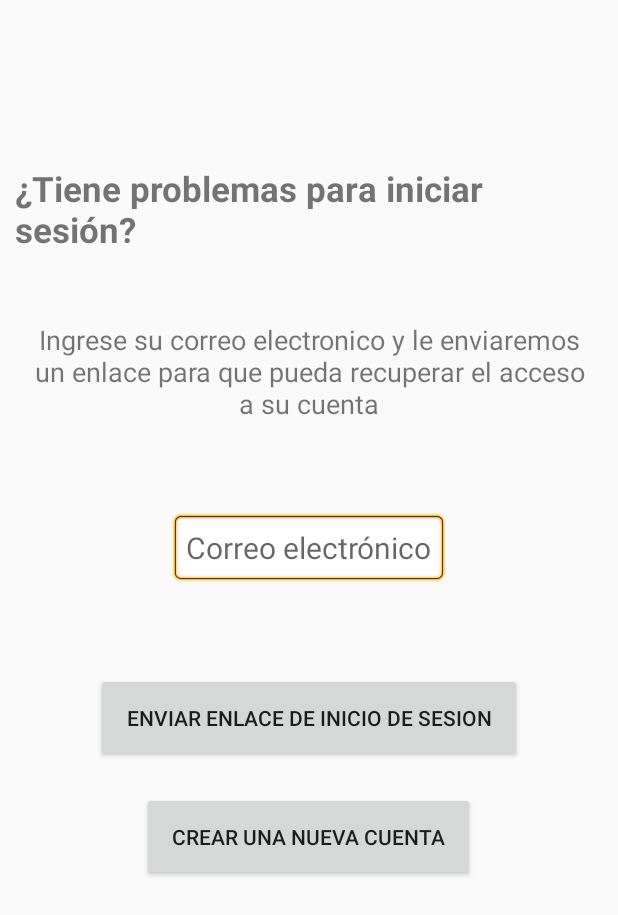
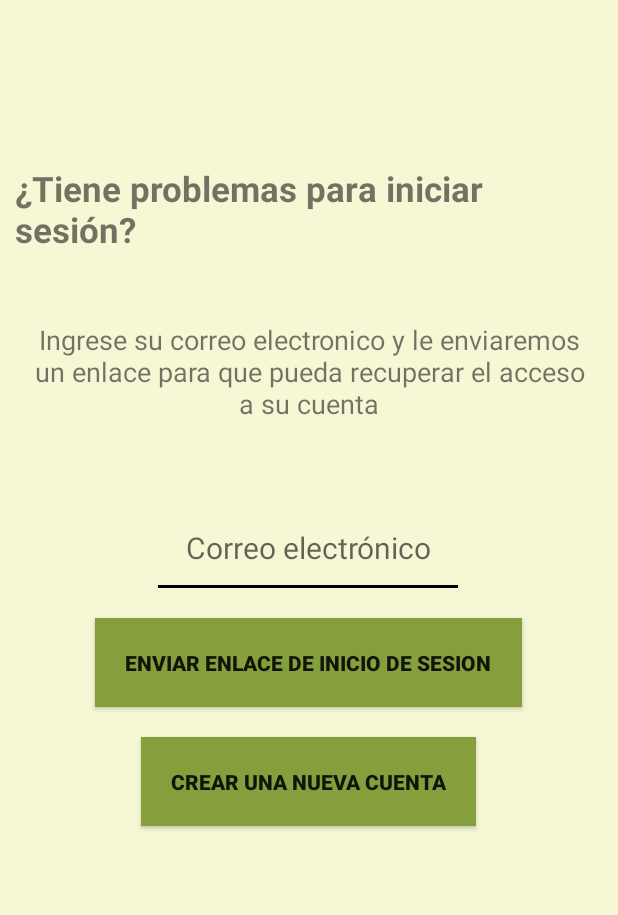
Before and after one commit to Mauricitoxx/Grupo-12-Aplicaciones-Moviles-2025, an Android app built with Jetpack Compose: the screen it shows after launch (OlvidarContraseniaActivity), after a tap on "¿Olvidaste tu contraseña?", on a phone screen of 412 x 824 dp. Shown: the top 915 px of the screen. Run offline under Robolectric (Android 15) with nearby library versions, the phone set to English and light mode, and no system bars; 1 other tap on this screen came first.

Commit message:
hola mundov23

```diff
--- a/app/src/main/java/com/example/myapplication/MainActivity.kt
+++ b/app/src/main/java/com/example/myapplication/MainActivity.kt
@@ -7,7 +7,6 @@ import android.annotation.SuppressLint
 import androidx.appcompat.app.AppCompatActivity
 import androidx.appcompat.app.AlertDialog
 import androidx.core.content.ContextCompat
-import android.view.Gravity
 
 
 class MainActivity : AppCompatActivity() {
@@ -30,8 +29,8 @@ class MainActivity : AppCompatActivity() {
 
 
         fun resaltarSeleccionPlataforma() {
-            AndroidButton.setBackgroundColor(ContextCompat.getColor(this, if (plataformaSeleccionada == "Android") R.color.teal_200 else android.R.color.darker_gray))
-            IOSButton.setBackgroundColor(ContextCompat.getColor(this, if (plataformaSeleccionada == "IOS") R.color.teal_200 else android.R.color.darker_gray))
+            AndroidButton.setBackgroundColor(ContextCompat.getColor(this, if (plataformaSeleccionada == "Android") R.color.Green1 else R.color.Green2))
+            IOSButton.setBackgroundColor(ContextCompat.getColor(this, if (plataformaSeleccionada == "IOS") R.color.Green1 else R.color.Green2))
         }
 
         AndroidButton.setOnClickListener {
@@ -52,7 +51,7 @@ class MainActivity : AppCompatActivity() {
 
             val container = LinearLayout(this)
             container.orientation = LinearLayout.VERTICAL
-            container.setPadding(50, 30, 50, 10) // ← aquí está el padding del popup
+            container.setPadding(50, 30, 50, 10)
             container.addView(input)
 
             val dialog = AlertDialog.Builder(this)
--- a/app/src/main/res/drawable/borderbox.xml
+++ b/app/src/main/res/drawable/borderbox.xml
@@ -1,6 +1,6 @@
 <?xml version="1.0" encoding="utf-8"?>
 <shape xmlns:android="http://schemas.android.com/apk/res/android">
-    <solid android:color="#FFFFFF"/>
+    <solid android:color="#FFF6F8D5"/>
     <corners android:radius="2dp" />
     <padding
         android:left="8dp"
--- a/app/src/main/res/layout/olvidarcontrasenia.xml
+++ b/app/src/main/res/layout/olvidarcontrasenia.xml
@@ -3,7 +3,8 @@
     xmlns:android="http://schemas.android.com/apk/res/android"
     android:layout_width="match_parent"
     android:layout_height="match_parent"
-    android:orientation="vertical">
+    android:orientation="vertical"
+    android:background="@color/Yellow1">
 
     <TextView
         android:id="@+id/textView"
@@ -35,11 +36,18 @@
         android:layout_gravity="center_horizontal"
         android:inputType="textEmailAddress"
         android:hint="Correo electrónico"
-        android:background="@android:drawable/editbox_background"
+        android:background="@drawable/login"
         android:padding="10dp"
         android:textSize="20sp"
-        android:layout_marginBottom="40dp"
+
 />
+    <View
+        android:layout_width="200dp"
+        android:layout_height="2dp"
+        android:layout_marginTop="1dp"
+        android:layout_marginStart="105dp"
+        android:layout_marginEnd="8dp"
+        android:background="#000000" />
 
     <Button
         android:id="@+id/button3"
@@ -47,8 +55,10 @@
         android:layout_height="wrap_content"
         android:text="Enviar enlace de inicio de sesion"
         android:textStyle="normal"
+        android:background="@color/Green1"
         android:padding="20dp"
         android:layout_marginTop="20dp"
+        android:fontFamily="sans-serif-black"
         android:layout_gravity="center_horizontal"
     />
 
@@ -57,7 +67,9 @@
         android:layout_width="wrap_content"
         android:layout_height="wrap_content"
         android:text="Crear una nueva cuenta"
+        android:background="@color/Green1"
         android:padding="20dp"
+        android:fontFamily="sans-serif-black"
         android:layout_gravity="center_horizontal"
         android:layout_marginTop="20dp"
  />
```
Also changed, not shown: 1 other file.
